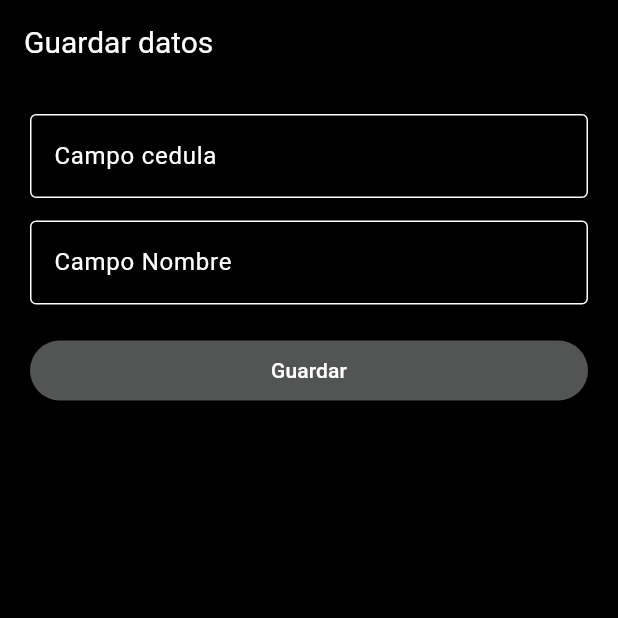
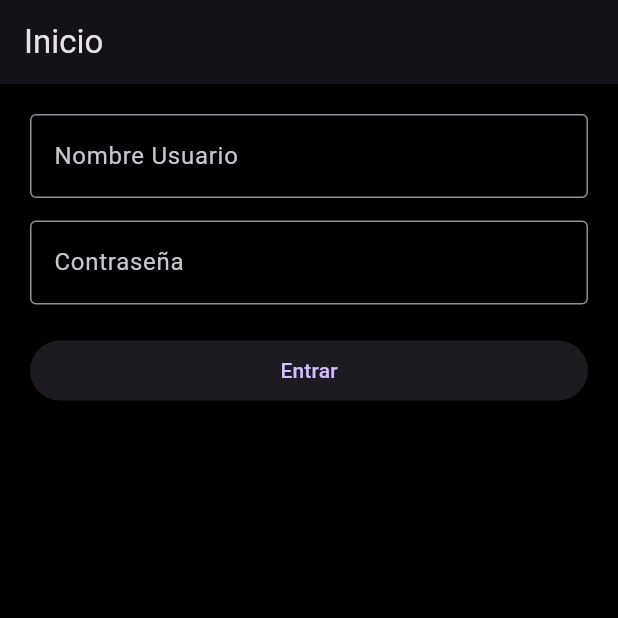
Before and after one commit to San5472/Aprendizaje, a Flutter app: the screen it shows after launch, on a phone screen of 412 x 824 dp, the top half of it. Run offline on Flutter 3.47's test engine with Material 3 defaults, Android fonts, the light colour scheme and no system bars; our stand-ins replace flutter_bloc.

Commit message:
Trabaja ahora con Bloc

```diff
--- /dev/null
+++ b/movil/vista_app/lib/bloc/bloc.dart
@@ -0,0 +1,55 @@
+import 'package:flutter/material.dart';
+import 'package:flutter_bloc/flutter_bloc.dart';
+
+
+// Eventos de la aplicación
+abstract class FormEvent{}
+
+class GuardarFormulario extends FormEvent {
+  final String cedula;
+  final String nombre;
+
+  GuardarFormulario({required this.cedula, required this.nombre});
+
+}
+
+
+// estados de la aplicación
+
+abstract class FormularioState{}
+
+class FormularioInitial extends FormularioState{}
+
+class FormularioGuardando extends FormularioState{}
+
+class FormularioGuardado extends FormularioState{
+  final Map<String, dynamic> datos;
+  FormularioGuardado(this.datos);
+}
+
+class FormularioError extends FormularioState {
+  final String mensaje;
+  FormularioError(this.mensaje);
+}
+
+// Blocc de la aplicación
+
+class FormBloc extends Bloc<FormEvent, FormularioState> {
+  FormBloc() : super(FormularioInitial()) {
+    on<GuardarFormulario>((event, emit) async {
+      emit(FormularioGuardando());
+
+      await Future.delayed(const Duration(seconds: 2));
+
+      if (event.cedula.isEmpty || event.nombre.isEmpty) {
+        emit(FormularioError("Debes de llenar todos los campos"));
+      } else {
+        final datos = {
+          "Cedula": event.cedula,
+          "Nombre": event.nombre,
+        };
+        emit(FormularioGuardado(datos));
+      }
+    });
+  }
+}
--- a/movil/vista_app/lib/main.dart
+++ b/movil/vista_app/lib/main.dart
@@ -1,13 +1,13 @@
 import 'package:flutter/material.dart';
 import 'package:flutter/services.dart';
-import 'dart:convert';
-
-
-import 'package:vista_app/home.dart';
+import 'package:flutter_bloc/flutter_bloc.dart';
+import 'bloc/bloc.dart';
+import 'home.dart';
 
 void main() {
   runApp(const MyApp());
 }
+
 class MyApp extends StatelessWidget {
   const MyApp({super.key});
 
@@ -15,41 +15,18 @@
   Widget build(BuildContext context) {
     return MaterialApp(
       debugShowCheckedModeBanner: false,
-      title: 'Flutter',
-      theme: ThemeData(
-        brightness: Brightness.dark,
+      title: 'Flutter con bloc',
+      theme: ThemeData.dark().copyWith(
         scaffoldBackgroundColor: Colors.black,
-        textTheme: const TextTheme(
-          bodyLarge: TextStyle(color: Colors.white),
-          bodyMedium: TextStyle(color: Colors.white),
-          bodySmall: TextStyle(color: Colors.white),
-          titleLarge: TextStyle(color: Colors.white),
       ),
-        inputDecorationTheme: const InputDecorationTheme(
-          labelStyle: TextStyle(color: Colors.white),
-          enabledBorder: OutlineInputBorder(
-            borderSide: BorderSide(color: Colors.white),
+      home: BlocProvider(
+        create: (_) => FormBloc(),
+        child: const MyHomePage(title: 'Inicio'),
       ),
-          focusedBorder: OutlineInputBorder(
-            borderSide: BorderSide(color: Color.fromARGB(255, 92, 94, 97)),
-          ),
-        ),
-        appBarTheme: const AppBarTheme(
-          backgroundColor: Colors.black,
-          titleTextStyle: TextStyle(color: Colors.white, fontSize: 20),
-          iconTheme: IconThemeData(color: Colors.white),
-        ),
-        elevatedButtonTheme: ElevatedButtonThemeData(
-          style: ElevatedButton.styleFrom(
-            backgroundColor: const Color.fromARGB(255, 83, 84, 84),
-            foregroundColor: Colors.white,
-          ),
-        ),
-      ),
-      home: const MyHomePage(title: 'Guardar datos'),
     );
   }
 }
+
 class MyHomePage extends StatefulWidget {
   const MyHomePage({super.key, required this.title});
   final String title;
@@ -58,76 +35,86 @@
   State<MyHomePage> createState() => _MyHomePageState();
 }
 
-// Cuerpo de la vista de seleccion de datos.
 class _MyHomePageState extends State<MyHomePage> {
   final TextEditingController campo1 = TextEditingController();
   final TextEditingController campo2 = TextEditingController();
 
-  Map<String, dynamic> datos = {};
+  @override
+  Widget build(BuildContext context) {
+    return BlocListener<FormBloc, FormularioState>(
+      listener: (context, state) {
+        if (state is FormularioGuardado) {
+          ScaffoldMessenger.of(context).showSnackBar(
+            const SnackBar(content: Text("Lista de sus trabajadores.")),
+          );
 
-  void guardarDatos() {
-    setState((){
-      datos= {
-        "Cedula": campo1.text,
-        "Nombre": campo2.text,
-      };
-    });
-
+          campo1.clear();
+          campo2.clear();
 
           Navigator.push(
             context,
-      MaterialPageRoute(builder: (context) => Home(datos: datos))
-    ).then((_) {
-      // limpia las casillas al volver a la pagina principal
-      campo1.clear();
-      campo2.clear();
-    });
+            MaterialPageRoute(builder: (context) => Home(datos: state.datos)),
+          );
+        } else if (state is FormularioError) {
+          ScaffoldMessenger.of(context).showSnackBar(
+            SnackBar(content: Text(state.mensaje)),
+          );
         }
-
-
-  @override
-  Widget build(BuildContext context) {
-    return Scaffold(
-      appBar: AppBar(
-        title: Text(widget.title),
-      ),
+      },
+      child: Scaffold(
+        appBar: AppBar(title: Text(widget.title)),
         body: Padding(
           padding: const EdgeInsets.all(20.0),
           child: Column(
             crossAxisAlignment: CrossAxisAlignment.stretch,
             children: [
-            // Cedula
-            TextField(
-              controller: campo1,  // Json
-              keyboardType: TextInputType.number, // Solo acepta numeross
-              inputFormatters: [
-                FilteringTextInputFormatter.digitsOnly,
-                LengthLimitingTextInputFormatter(10), // Capacidad maxima de 10 numeros para la cedula
-              ],
-              decoration: InputDecoration(
-                labelText: 'Campo cedula',
-                border: OutlineInputBorder(
-                  borderRadius: BorderRadius.zero
-                )
-              ),
-            ),
-            // Nombre
-            SizedBox(height: 15.0),
+               // Campo del nombre
               TextField(
                 controller: campo2,
-              decoration: InputDecoration(
-                labelText: 'Campo Nombre',
-                border: OutlineInputBorder(
-                  borderRadius: BorderRadius.all(Radius.circular(20.0)),
-                ),
+                decoration: const InputDecoration(
+                  labelText: 'Nombre Usuario',
+                  border: OutlineInputBorder(),
                 ),
               ),
 
+              const SizedBox(height: 15.0),
+              TextField(
+                controller: campo1,
+                keyboardType: TextInputType.number,
+                inputFormatters: [
+                  FilteringTextInputFormatter.digitsOnly,
+                  LengthLimitingTextInputFormatter(10),
+                ],
+                decoration: const InputDecoration(
+                  labelText: 'Contraseña',
+                  border: OutlineInputBorder(),
+                ),
+              ),
               const SizedBox(height: 20.0),
-            // Boton
-            ElevatedButton(onPressed: guardarDatos, child: const Text("Guardar"),
+
+              // Botón para guardar los datos
+              BlocBuilder<FormBloc, FormularioState>(
+                builder: (context, state) {
+                  if (state is FormularioGuardando) {
+                    return const Center(
+                      child: CircularProgressIndicator(),
+                    );
+                  }
+                  return ElevatedButton(
+                    onPressed: () {
+                      context.read<FormBloc>().add(
+                            GuardarFormulario(
+                              cedula: campo1.text,
+                              nombre: campo2.text,
+                            ),
+                          );
+                    },
+                    child: const Text("Entrar"),
+                  );
+                },
               ),
             ],
+          ),
         ),
       ),
     );
--- a/movil/vista_app/pubspec.yaml
+++ b/movil/vista_app/pubspec.yaml
@@ -30,10 +30,12 @@
 dependencies:
   flutter:
     sdk: flutter
+  http: 1.2.2
 
   # The following adds the Cupertino Icons font to your application.
   # Use with the CupertinoIcons class for iOS style icons.
   cupertino_icons: ^1.0.8
+  flutter_bloc: ^9.1.1
 
 dev_dependencies:
   flutter_test:
```
Also changed, not shown: movil/vista_app/lib/home.dart (+72 -28 lines), movil/vista_app/lib/widgets/error.dart (indentation only), movil/vista_app/pubspec.lock. Lines whose indentation alone changed are shown as unchanged.
